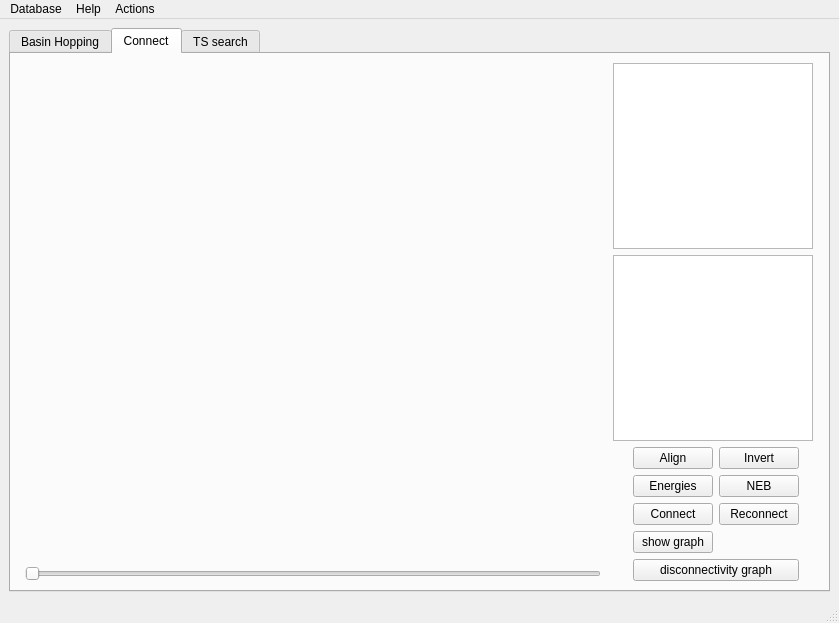
Old version of the form pygmin/gui/MainWindow.ui in the repository pele-python/pele.
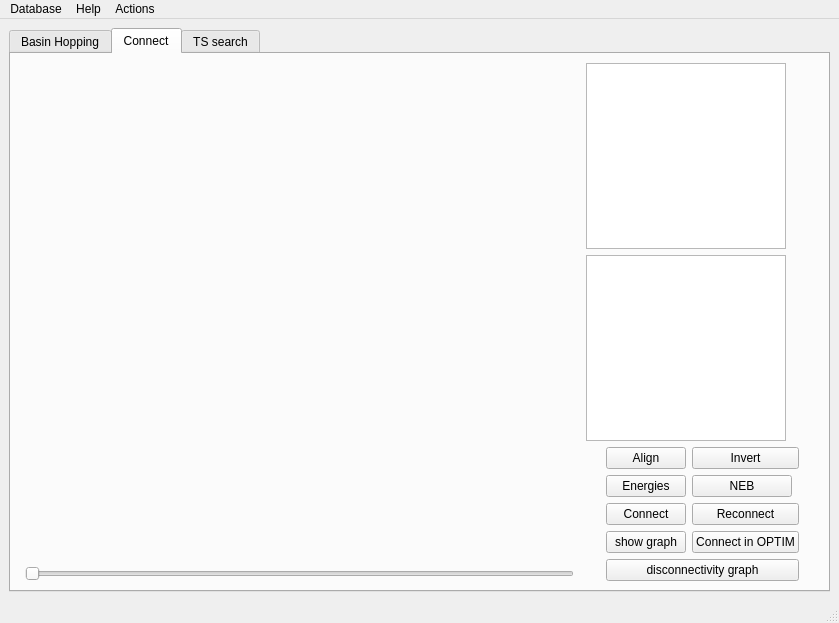
New version of the form. The open tabs and pages were chosen to show the change. Custom widgets are drawn as their Qt base class.

Commit message:
add functionality for running connect jobs in OPTIM
it's currently only set up for LJ clusters

add the button to the gui as well (this should be hidded unless it is
set up)

Diff of the .ui file:
```diff
--- a/pygmin/gui/MainWindow.ui
+++ b/pygmin/gui/MainWindow.ui
@@ -243,6 +243,13 @@
                 </property>
                </widget>
               </item>
+              <item row="4" column="1">
+               <widget class="QPushButton" name="btnconnect_in_optim">
+                <property name="text">
+                 <string>Connect in OPTIM</string>
+                </property>
+               </widget>
+              </item>
              </layout>
             </item>
            </layout>
```
Left out of the diff: 79 changed lines with no effect on the pictures. The commit also changes 5 other files.
